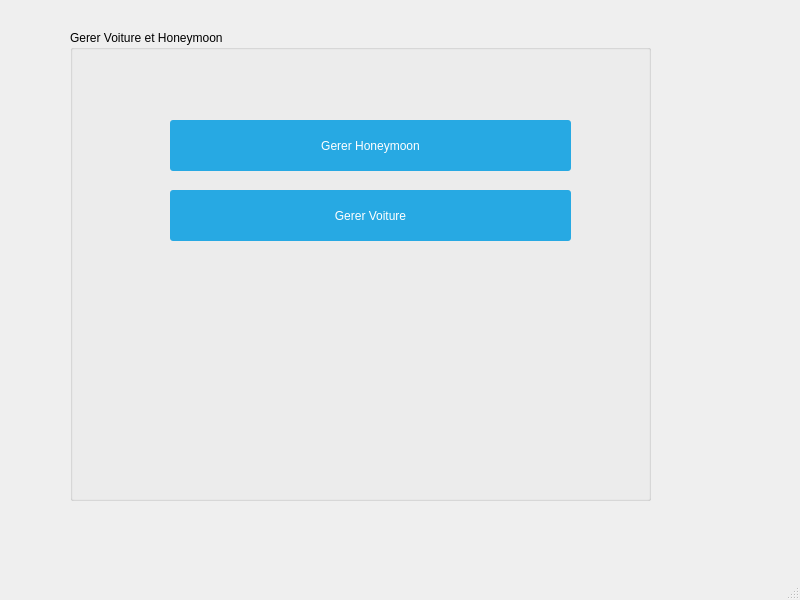
Old version of the form mainwindow.ui in the repository melek007/smart_wedding_2a09.
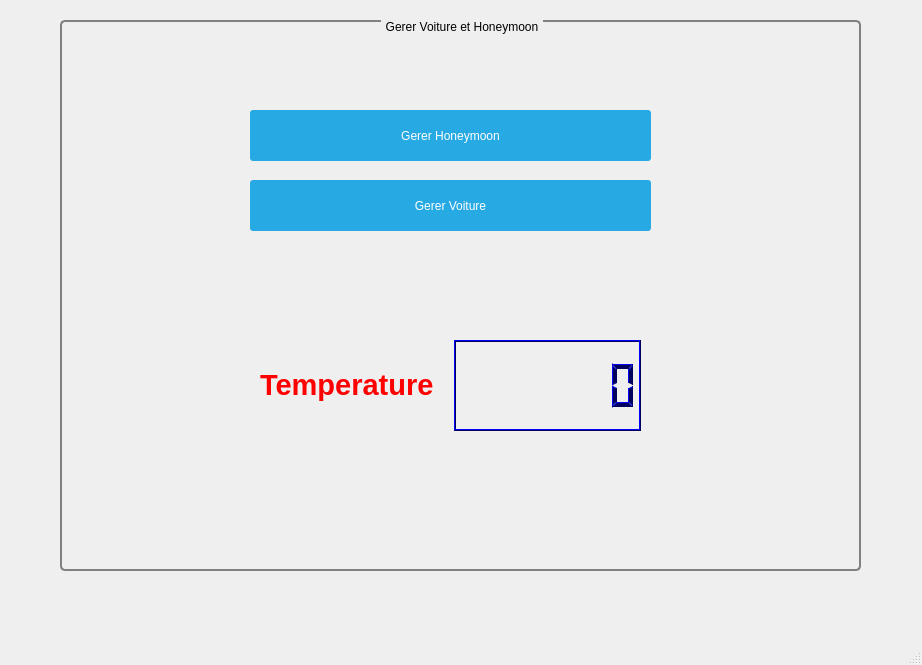
New version of the form.

The edit to the form file:
```diff
--- a/mainwindow.ui
+++ b/mainwindow.ui
@@ -6,8 +6,8 @@
    <rect>
     <x>0</x>
     <y>0</y>
-    <width>800</width>
-    <height>600</height>
+    <width>922</width>
+    <height>665</height>
    </rect>
   </property>
   <property name="windowTitle">
@@ -20,14 +20,28 @@
    <widget class="QGroupBox" name="groupBox">
     <property name="geometry">
      <rect>
-      <x>70</x>
-      <y>30</y>
-      <width>581</width>
-      <height>471</height>
+      <x>60</x>
+      <y>20</y>
+      <width>801</width>
+      <height>551</height>
      </rect>
     </property>
     <property name="styleSheet">
-     <string notr="true"/>
+     <string notr="true">QGroupBox {
+    background-color: qlineargradient(x1: 0, y1: 0, x2: 0, y2: 1,
+                                      stop: 0 #E0E0E0, stop: 1 #FFFFFF);
+    border: 2px solid gray;
+    border-radius: 5px;
+    margin-top: 1ex; /* leave space at the top for the title */
+}
+
+QGroupBox::title {
+    subcontrol-origin: margin;
+    subcontrol-position: top center; /* position at the top center */
+    padding: 0 3px;
+    background-color: qlineargradient(x1: 0, y1: 0, x2: 0, y2: 1,
+                                      stop: 0 #FF0ECE, stop: 1 #FFFFFF);
+}</string>
     </property>
     <property name="title">
      <string>Gerer Voiture et Honeymoon</string>
@@ -35,7 +49,7 @@
     <widget class="QPushButton" name="pushButton">
      <property name="geometry">
       <rect>
-       <x>100</x>
+       <x>190</x>
        <y>90</y>
        <width>401</width>
        <height>51</height>
@@ -57,7 +71,7 @@
     <widget class="QPushButton" name="pushButton_2">
      <property name="geometry">
       <rect>
-       <x>100</x>
+       <x>190</x>
        <y>160</y>
        <width>401</width>
        <height>51</height>
@@ -76,6 +90,204 @@
       <string>Gerer Voiture</string>
      </property>
     </widget>
+    <widget class="QWidget" name="layoutWidget">
+     <property name="geometry">
+      <rect>
+       <x>200</x>
+       <y>320</y>
+       <width>381</width>
+       <height>91</height>
+      </rect>
+     </property>
+     <layout class="QHBoxLayout" name="horizontalLayout">
+      <item>
+       <widget class="QLabel" name="temp_label">
+        <property name="text">
+         <string>&lt;html&gt;&lt;head/&gt;&lt;body&gt;&lt;p&gt;&lt;span style=&quot; font-size:22pt; font-weight:600; color:#ff0000;&quot;&gt;Temperature&lt;/span&gt;&lt;/p&gt;&lt;/body&gt;&lt;/html&gt;</string>
+        </property>
+       </widget>
+      </item>
+      <item>
+       <widget class="QLCDNumber" name="temp_lcdNumber">
+        <property name="palette">
+         <palette>
+          <active>
+           <colorrole role="WindowText">
+            <brush brushstyle="SolidPattern">
+             <color alpha="255">
+              <red>0</red>
+              <green>0</green>
+              <blue>94</blue>
+             </color>
+            </brush>
+           </colorrole>
+           <colorrole role="Light">
+            <brush brushstyle="SolidPattern">
+             <color alpha="255">
+              <red>0</red>
+              <green>0</green>
+              <blue>255</blue>
+             </color>
+            </brush>
+           </colorrole>
+           <colorrole role="Dark">
+            <brush brushstyle="SolidPattern">
+             <color alpha="255">
+              <red>0</red>
+              <green>0</green>
+              <blue>94</blue>
+             </color>
+            </brush>
+           </colorrole>
+           <colorrole role="Text">
+            <brush brushstyle="SolidPattern">
+             <color alpha="255">
+              <red>60</red>
+              <green>60</green>
+              <blue>60</blue>
+             </color>
+            </brush>
+           </colorrole>
+           <colorrole role="ButtonText">
+            <brush brushstyle="SolidPattern">
+             <color alpha="255">
+              <red>76</red>
+              <green>76</green>
+              <blue>76</blue>
+             </color>
+            </brush>
+           </colorrole>
+           <colorrole role="PlaceholderText">
+            <brush brushstyle="NoBrush">
+             <color alpha="128">
+              <red>60</red>
+              <green>60</green>
+              <blue>60</blue>
+             </color>
+            </brush>
+           </colorrole>
+          </active>
+          <inactive>
+           <colorrole role="WindowText">
+            <brush brushstyle="SolidPattern">
+             <color alpha="255">
+              <red>0</red>
+              <green>0</green>
+              <blue>94</blue>
+             </color>
+            </brush>
+           </colorrole>
+           <colorrole role="Light">
+            <brush brushstyle="SolidPattern">
+             <color alpha="255">
+              <red>0</red>
+              <green>0</green>
+              <blue>255</blue>
+             </color>
+            </brush>
+           </colorrole>
+           <colorrole role="Dark">
+            <brush brushstyle="SolidPattern">
+             <color alpha="255">
+              <red>0</red>
+              <green>0</green>
+              <blue>94</blue>
+             </color>
+            </brush>
+           </colorrole>
+           <colorrole role="Text">
+            <brush brushstyle="SolidPattern">
+             <color alpha="255">
+              <red>60</red>
+              <green>60</green>
+              <blue>60</blue>
+             </color>
+            </brush>
+           </colorrole>
+           <colorrole role="ButtonText">
+            <brush brushstyle="SolidPattern">
+             <color alpha="255">
+              <red>76</red>
+              <green>76</green>
+              <blue>76</blue>
+             </color>
+            </brush>
+           </colorrole>
+           <colorrole role="PlaceholderText">
+            <brush brushstyle="NoBrush">
+             <color alpha="128">
+              <red>60</red>
+              <green>60</green>
+              <blue>60</blue>
+             </color>
+            </brush>
+           </colorrole>
+          </inactive>
+          <disabled>
+           <colorrole role="WindowText">
+            <brush brushstyle="SolidPattern">
+             <color alpha="255">
+              <red>0</red>
+              <green>0</green>
+              <blue>94</blue>
+             </color>
+            </brush>
+           </colorrole>
+           <colorrole role="Light">
+            <brush brushstyle="SolidPattern">
+             <color alpha="255">
+              <red>0</red>
+              <green>0</green>
+              <blue>255</blue>
+             </color>
+            </brush>
+           </colorrole>
+           <colorrole role="Dark">
+            <brush brushstyle="SolidPattern">
+             <color alpha="255">
+              <red>0</red>
+              <green>0</green>
+              <blue>94</blue>
+             </color>
+            </brush>
+           </colorrole>
+           <colorrole role="Text">
+            <brush brushstyle="SolidPattern">
+             <color alpha="255">
+              <red>0</red>
+              <green>0</green>
+              <blue>94</blue>
+             </color>
+            </brush>
+           </colorrole>
+           <colorrole role="ButtonText">
+            <brush brushstyle="SolidPattern">
+             <color alpha="255">
+              <red>0</red>
+              <green>0</green>
+              <blue>94</blue>
+             </color>
+            </brush>
+           </colorrole>
+           <colorrole role="PlaceholderText">
+            <brush brushstyle="NoBrush">
+             <color alpha="128">
+              <red>60</red>
+              <green>60</green>
+              <blue>60</blue>
+             </color>
+            </brush>
+           </colorrole>
+          </disabled>
+         </palette>
+        </property>
+        <property name="digitCount">
+         <number>7</number>
+        </property>
+       </widget>
+      </item>
+     </layout>
+    </widget>
    </widget>
   </widget>
   <widget class="QMenuBar" name="menubar">
```
Left out of the diff: 2 changed lines with no effect on the pictures.
